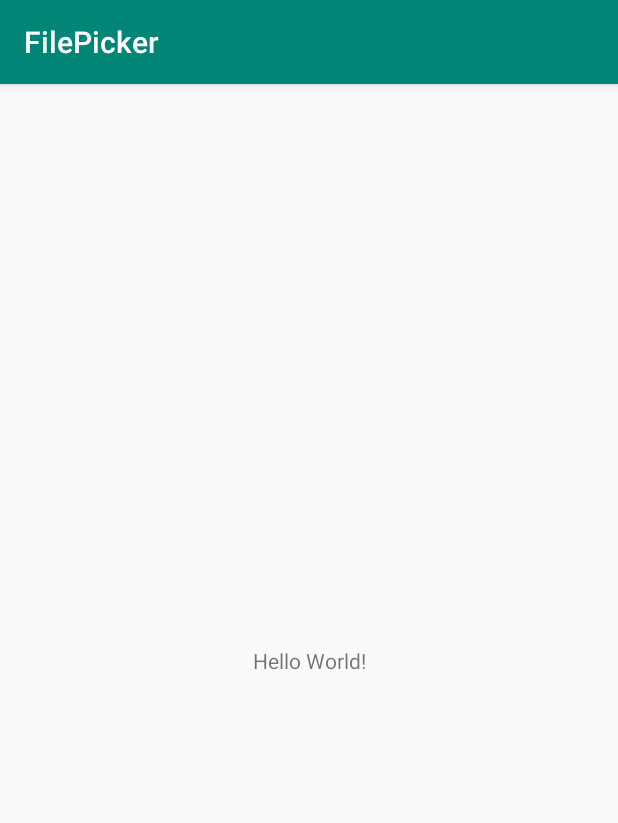
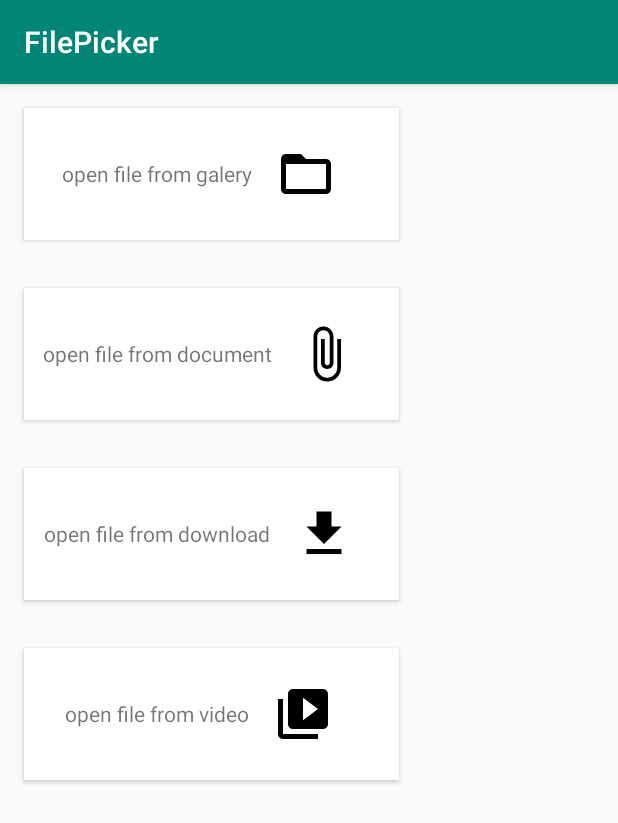
Before and after one commit to alzaichsank/FilePicker, an Android app: the screen it shows after launch (MainActivity), on a phone screen of 412 x 824 dp. Shown: the top 823 px of the screen. Run offline under Robolectric (Android 15) with nearby library versions, the phone set to English and light mode, and no system bars.

Commit message:
Add layout for file picker

```diff
--- a/app/build.gradle
+++ b/app/build.gradle
@@ -13,6 +13,7 @@ android {
         versionCode 1
         versionName "1.0"
         testInstrumentationRunner "android.support.test.runner.AndroidJUnitRunner"
+        vectorDrawables.useSupportLibrary = true
     }
     buildTypes {
         release {
--- /dev/null
+++ b/app/src/main/res/drawable/ic_attach_file_black_24dp.xml
@@ -0,0 +1,9 @@
+<vector xmlns:android="http://schemas.android.com/apk/res/android"
+        android:width="24dp"
+        android:height="24dp"
+        android:viewportWidth="24.0"
+        android:viewportHeight="24.0">
+    <path
+        android:fillColor="#FF000000"
+        android:pathData="M16.5,6v11.5c0,2.21 -1.79,4 -4,4s-4,-1.79 -4,-4V5c0,-1.38 1.12,-2.5 2.5,-2.5s2.5,1.12 2.5,2.5v10.5c0,0.55 -0.45,1 -1,1s-1,-0.45 -1,-1V6H10v9.5c0,1.38 1.12,2.5 2.5,2.5s2.5,-1.12 2.5,-2.5V5c0,-2.21 -1.79,-4 -4,-4S7,2.79 7,5v12.5c0,3.04 2.46,5.5 5.5,5.5s5.5,-2.46 5.5,-5.5V6h-1.5z"/>
+</vector>
--- /dev/null
+++ b/app/src/main/res/drawable/ic_file_download_black_24dp.xml
@@ -0,0 +1,9 @@
+<vector xmlns:android="http://schemas.android.com/apk/res/android"
+        android:width="24dp"
+        android:height="24dp"
+        android:viewportWidth="24.0"
+        android:viewportHeight="24.0">
+    <path
+        android:fillColor="#FF000000"
+        android:pathData="M19,9h-4V3H9v6H5l7,7 7,-7zM5,18v2h14v-2H5z"/>
+</vector>
--- /dev/null
+++ b/app/src/main/res/drawable/ic_folder_open_black_24dp.xml
@@ -0,0 +1,9 @@
+<vector xmlns:android="http://schemas.android.com/apk/res/android"
+        android:width="24dp"
+        android:height="24dp"
+        android:viewportWidth="24.0"
+        android:viewportHeight="24.0">
+    <path
+        android:fillColor="#FF000000"
+        android:pathData="M20,6h-8l-2,-2L4,4c-1.1,0 -1.99,0.9 -1.99,2L2,18c0,1.1 0.9,2 2,2h16c1.1,0 2,-0.9 2,-2L22,8c0,-1.1 -0.9,-2 -2,-2zM20,18L4,18L4,8h16v10z"/>
+</vector>
--- /dev/null
+++ b/app/src/main/res/drawable/ic_video_library_black_24dp.xml
@@ -0,0 +1,9 @@
+<vector xmlns:android="http://schemas.android.com/apk/res/android"
+        android:width="24dp"
+        android:height="24dp"
+        android:viewportWidth="24.0"
+        android:viewportHeight="24.0">
+    <path
+        android:fillColor="#FF000000"
+        android:pathData="M4,6L2,6v14c0,1.1 0.9,2 2,2h14v-2L4,20L4,6zM20,2L8,2c-1.1,0 -2,0.9 -2,2v12c0,1.1 0.9,2 2,2h12c1.1,0 2,-0.9 2,-2L22,4c0,-1.1 -0.9,-2 -2,-2zM12,14.5v-9l6,4.5 -6,4.5z"/>
+</vector>
--- a/app/src/main/res/layout/activity_main.xml
+++ b/app/src/main/res/layout/activity_main.xml
@@ -1,20 +1,116 @@
 <?xml version="1.0" encoding="utf-8"?>
-<android.support.constraint.ConstraintLayout
-        xmlns:android="http://schemas.android.com/apk/res/android"
+<LinearLayout xmlns:android="http://schemas.android.com/apk/res/android"
+  xmlns:app="http://schemas.android.com/apk/res-auto"
   xmlns:tools="http://schemas.android.com/tools"
-        xmlns:app="http://schemas.android.com/apk/res-auto"
+  android:id="@+id/layout_main_filepicker"
   android:layout_width="match_parent"
-        android:id="@+id/layout_main_filepicker"
   android:layout_height="match_parent"
   tools:context=".MainActivity">
+
+  <ScrollView
+    android:layout_width="match_parent"
+    android:layout_height="wrap_content">
+
+    <LinearLayout
+      android:layout_width="match_parent"
+      android:layout_height="wrap_content"
+      android:orientation="vertical">
+
+      <LinearLayout
+        android:id="@+id/linear_layout_galery"
+        android:layout_width="250dp"
+        android:layout_height="wrap_content"
+        android:layout_margin="@dimen/medium_margin"
+        android:background="@color/colorWhite"
+        android:elevation="2dp"
+        android:gravity="center"
+        android:orientation="horizontal"
+        android:padding="@dimen/small_margin">
 
         <TextView
           android:layout_width="wrap_content"
           android:layout_height="wrap_content"
-            android:text="Hello World!"
-            app:layout_constraintBottom_toBottomOf="parent"
-            app:layout_constraintLeft_toLeftOf="parent"
-            app:layout_constraintRight_toRightOf="parent"
-            app:layout_constraintTop_toTopOf="parent"/>
+          android:layout_gravity="center"
+          android:text="@string/open_file_from_galery" />
 
-</android.support.constraint.ConstraintLayout>
+        <ImageView
+          android:layout_width="40dp"
+          android:layout_height="40dp"
+          android:layout_margin="@dimen/medium_margin"
+          app:srcCompat="@drawable/ic_folder_open_black_24dp" />
+      </LinearLayout>
+
+      <LinearLayout
+        android:id="@+id/linear_layout_document"
+        android:layout_width="250dp"
+        android:layout_height="wrap_content"
+        android:layout_margin="@dimen/medium_margin"
+        android:background="@color/colorWhite"
+        android:elevation="2dp"
+        android:gravity="center"
+        android:orientation="horizontal"
+        android:padding="@dimen/small_margin">
+
+        <TextView
+          android:layout_width="wrap_content"
+          android:layout_height="wrap_content"
+          android:layout_gravity="center"
+          android:text="@string/open_file_from_document" />
+
+        <ImageView
+          android:layout_width="40dp"
+          android:layout_height="40dp"
+          android:layout_margin="@dimen/medium_margin"
+          app:srcCompat="@drawable/ic_attach_file_black_24dp" />
+      </LinearLayout>
+
+      <LinearLayout
+        android:id="@+id/linear_layout_download"
+        android:layout_width="250dp"
+        android:layout_height="wrap_content"
+        android:layout_margin="@dimen/medium_margin"
+        android:background="@color/colorWhite"
+        android:elevation="2dp"
+        android:gravity="center"
+        android:orientation="horizontal"
+        android:padding="@dimen/small_margin">
+
+        <TextView
+          android:layout_width="wrap_content"
+          android:layout_height="wrap_content"
+          android:layout_gravity="center"
+          android:text="@string/open_file_from_download" />
+
+        <ImageView
+          android:layout_width="40dp"
+          android:layout_height="40dp"
+          android:layout_margin="@dimen/medium_margin"
+          app:srcCompat="@drawable/ic_file_download_black_24dp" />
+      </LinearLayout>
+
+      <LinearLayout
+        android:id="@+id/linear_layout_video"
+        android:layout_width="250dp"
+        android:layout_height="wrap_content"
+        android:layout_margin="@dimen/medium_margin"
+        android:background="@color/colorWhite"
+        android:elevation="2dp"
+        android:gravity="center"
+        android:orientation="horizontal"
+        android:padding="@dimen/small_margin">
+
+        <TextView
+          android:layout_width="wrap_content"
+          android:layout_height="wrap_content"
+          android:layout_gravity="center"
+          android:text="@string/open_file_from_video" />
+
+        <ImageView
+          android:layout_width="40dp"
+          android:layout_height="40dp"
+          android:layout_margin="@dimen/medium_margin"
+          app:srcCompat="@drawable/ic_video_library_black_24dp" />
+      </LinearLayout>
+    </LinearLayout>
+  </ScrollView>
+</LinearLayout>
--- a/app/src/main/res/values/dimen.xml
+++ b/app/src/main/res/values/dimen.xml
@@ -1,5 +1,6 @@
 <?xml version="1.0" encoding="utf-8"?>
 <resources>
     <dimen name="medium_margin">16dp</dimen>
+    <dimen name="small_margin">8dp</dimen>
     <dimen name="large_font_size">16sp</dimen>
 </resources>
--- a/app/src/main/res/values/strings.xml
+++ b/app/src/main/res/values/strings.xml
@@ -2,4 +2,8 @@
     <string name="app_name">FilePicker</string>
     <string name="progress_loading">Please wait</string>
     <string name="error_general">Sorry, there something problem</string>
+  <string name="open_file_from_galery">open file from galery</string>
+  <string name="open_file_from_document">open file from document</string>
+  <string name="open_file_from_download">open file from download</string>
+  <string name="open_file_from_video">open file from video</string>
 </resources>
```
Lines whose indentation alone changed are shown as unchanged.
